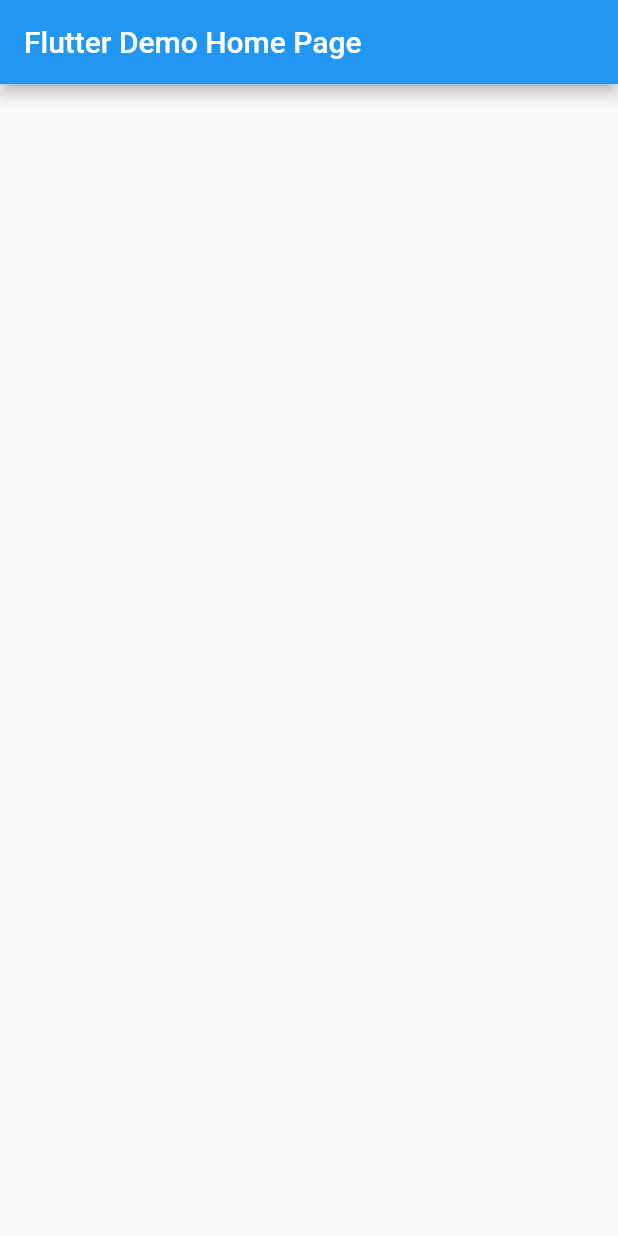
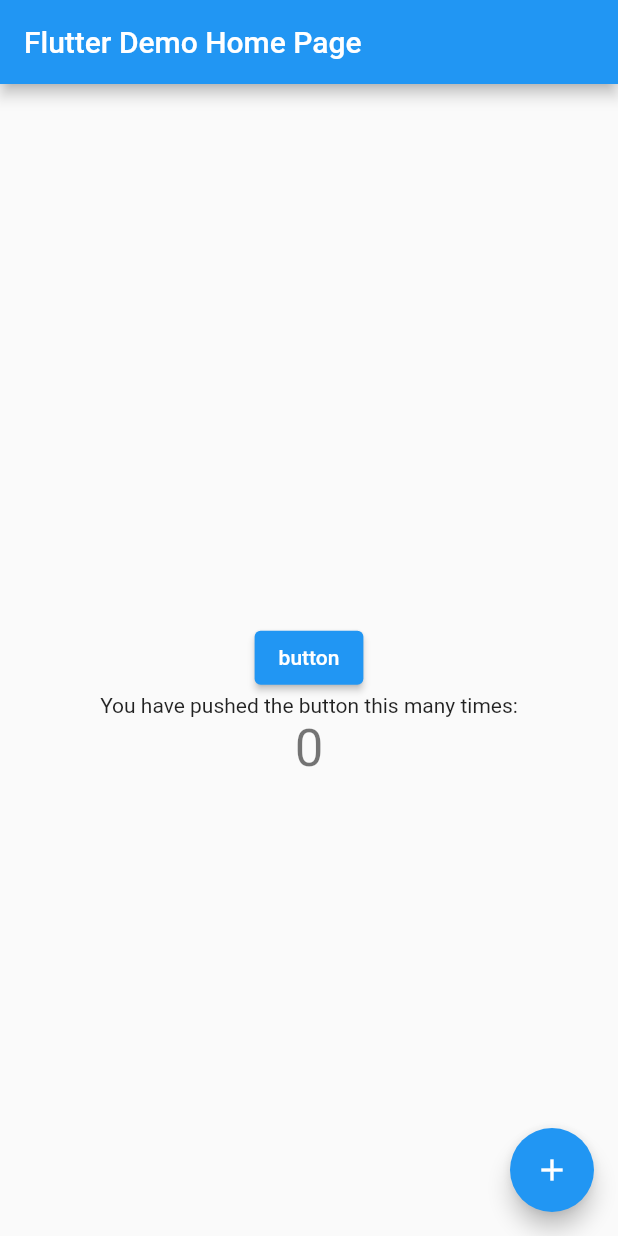
Before and after one commit to ashiqurrahmantamim/TextField, a Flutter app: the screen it shows after launch, on a phone screen of 412 x 824 dp. Run offline on Flutter 3.47's test engine with Material 2 defaults, Android fonts, the phone set to English and light mode, and no system bars.

Commit message:
halka patla change

```diff
--- a/lib/main.dart
+++ b/lib/main.dart
@@ -76,7 +76,23 @@ class _MyHomePageState extends State<MyHomePage> {
         title: Text(widget.title),
       ),
       body: Center(
-
+        // Center is a layout widget. It takes a single child and positions it
+        // in the middle of the parent.
+        child: Column(
+          // Column is also a layout widget. It takes a list of children and
+          // arranges them vertically. By default, it sizes itself to fit its
+          // children horizontally, and tries to be as tall as its parent.
+          //
+          // Invoke "debug painting" (press "p" in the console, choose the
+          // "Toggle Debug Paint" action from the Flutter Inspector in Android
+          // Studio, or the "Toggle Debug Paint" command in Visual Studio Code)
+          // to see the wireframe for each widget.
+          //
+          // Column has various properties to control how it sizes itself and
+          // how it positions its children. Here we use mainAxisAlignment to
+          // center the children vertically; the main axis here is the vertical
+          // axis because Columns are vertical (the cross axis would be
+          // horizontal).
           mainAxisAlignment: MainAxisAlignment.center,
           children: <Widget>[
 
```
